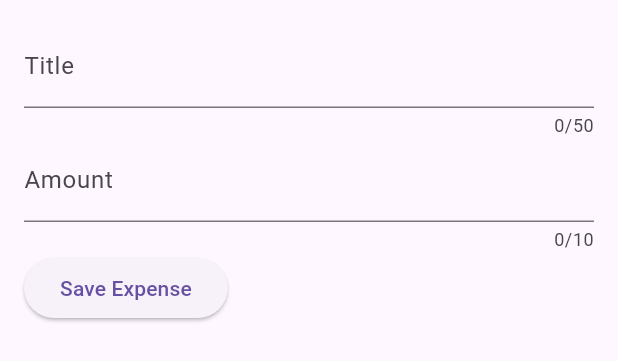
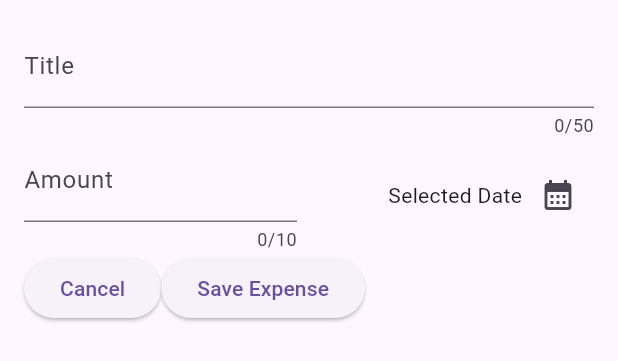
Before and after one commit to lottomansosa/expense_tracker, a Flutter app: the NewExpense widget shown alone on an empty page, opened directly, on a phone screen of 412 x 824 dp. Shown: the top 361 px of the screen. Run offline on Flutter 3.47's test engine with Material 3 defaults, Android fonts, the phone set to English and light mode, and no system bars.

Commit message:
added amount controller and date picker to select state

```diff
--- a/lib/widgets/new_expense.dart
+++ b/lib/widgets/new_expense.dart
@@ -1,5 +1,7 @@
 import 'package:flutter/material.dart';
+import 'package:intl/intl.dart';
 
+final formatter = DateFormat.yMd();
 class NewExpense extends StatefulWidget {
   const NewExpense({super.key});
   @override
@@ -11,11 +13,27 @@ class NewExpense extends StatefulWidget {
 class _NewExpenseState extends State<NewExpense> {
   final _titleController = TextEditingController();
   final _amountController = TextEditingController();
+  DateTime? _selectedDate;
   //make an amount controller
   @override
   void dispose() {
     _titleController.dispose();
+    _amountController.dispose();
     super.dispose();
+  }
+
+  void _presentDatePicker() async{
+    final now = DateTime.now();
+    final firstDate = DateTime(now.year - 1, now.month, now.day);
+     final pickedDate = await showDatePicker(
+      context: context,
+      initialDate: now,
+      firstDate: firstDate,
+      lastDate: now,
+    );
+    setState((){
+      _selectedDate = pickedDate;
+    });
   }
 
   @override
@@ -43,6 +61,20 @@ class _NewExpenseState extends State<NewExpense> {
                   ),
                 ),
               ),
+              const SizedBox(width: 16),
+              Expanded(
+                child: Row(
+                  mainAxisAlignment: MainAxisAlignment.end,
+                  crossAxisAlignment: CrossAxisAlignment.center,
+                  children: [
+                    Text(_selectedDate == null ? 'Selected Date' : formatter.format(_selectedDate!)),
+                    IconButton(
+                      onPressed: () {_presentDatePicker();},
+                      icon: const Icon(Icons.calendar_month),
+                    ),
+                  ],
+                ),
+              ),
             ],
           ),
           //Put Amount TextField
@@ -50,8 +82,14 @@ class _NewExpenseState extends State<NewExpense> {
             children: [
               ElevatedButton(
                 onPressed: () {
+                  Navigator.pop(context);
+                },
+                child: Text("Cancel"),
+              ),
+              ElevatedButton(
+                onPressed: () {
                   print(_titleController.text);
-                  //print the amount
+                  print(_amountController.text);
                 },
                 child: Text("Save Expense"),
               ),
```
